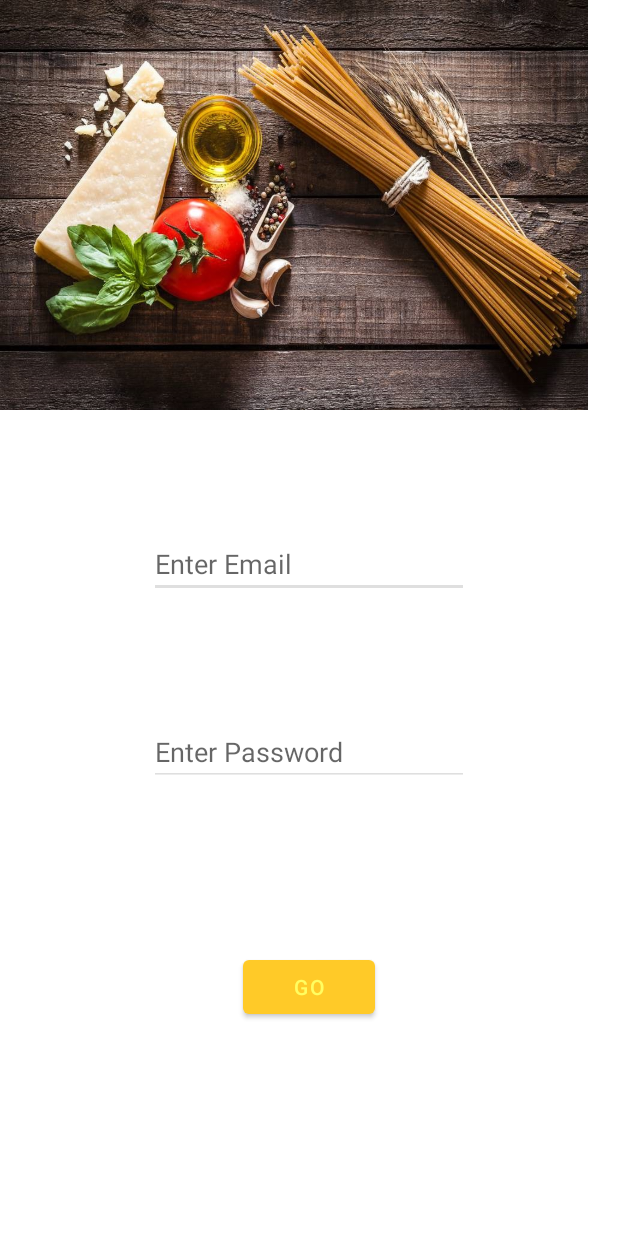
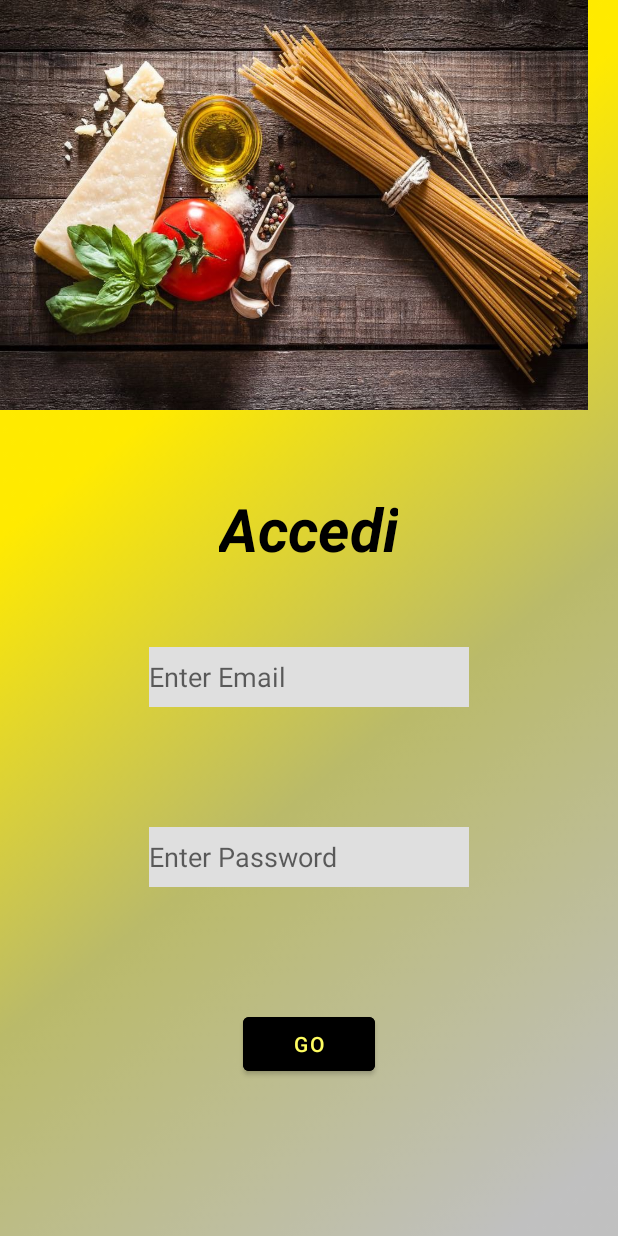
Before and after one commit to tancredi-danna/FinalProject1, an Android app: the layout login_layout.xml on its own in the app's theme, with its tools: preview values and no code run, on a phone screen of 412 x 824 dp. Run offline under Robolectric (Android 15) with nearby library versions, the phone set to English and light mode, and no system bars.

Commit message:
graghics perfection added

```diff
--- a/app/src/main/res/layout/login_layout.xml
+++ b/app/src/main/res/layout/login_layout.xml
@@ -3,7 +3,8 @@
     xmlns:app="http://schemas.android.com/apk/res-auto"
     xmlns:tools="http://schemas.android.com/tools"
     android:layout_width="match_parent"
-    android:layout_height="match_parent">
+    android:layout_height="match_parent"
+    android:background="@drawable/radiantimg">
 
     <ImageView
         android:id="@+id/imageView2"
@@ -16,30 +17,44 @@
         app:layout_constraintTop_toTopOf="parent"
         app:srcCompat="@drawable/foto_cucina_login" />
 
-    <EditText
-        android:id="@+id/editTextTextEmailAddress"
+    <TextView
+        android:id="@+id/textView"
         android:layout_width="wrap_content"
         android:layout_height="wrap_content"
-        android:layout_marginTop="80dp"
-        android:ems="10"
-        android:hint="Enter Email"
-        android:backgroundTint="@color/grigio"
-        android:textColor="@color/giallo_zafferano"
-        android:inputType="textEmailAddress"
+        android:layout_marginTop="52dp"
+        android:text="Accedi"
+        android:textColor="@color/black"
+        android:textSize="40sp"
+        android:textStyle="bold|italic"
         app:layout_constraintEnd_toEndOf="parent"
+        app:layout_constraintHorizontal_bias="0.498"
         app:layout_constraintStart_toStartOf="parent"
         app:layout_constraintTop_toBottomOf="@+id/imageView2" />
 
     <EditText
+        android:id="@+id/editTextTextEmailAddress"
+        android:layout_width="wrap_content"
+        android:layout_height="40dp"
+        android:layout_marginTop="52dp"
+        android:background="@color/grigio"
+        android:ems="10"
+        android:hint="Enter Email"
+        android:inputType="textEmailAddress"
+        android:textColor="@color/giallo_zafferano"
+        app:layout_constraintEnd_toEndOf="parent"
+        app:layout_constraintStart_toStartOf="parent"
+        app:layout_constraintTop_toBottomOf="@+id/textView" />
+
+    <EditText
         android:id="@+id/editTextTextPassword"
         android:layout_width="wrap_content"
-        android:layout_height="wrap_content"
+        android:layout_height="40dp"
         android:layout_marginTop="80dp"
+        android:background="@color/grigio"
         android:ems="10"
         android:hint="Enter Password"
-        android:backgroundTint="@color/grigio"
+        android:inputType="textPassword"
         android:textColor="@color/giallo_zafferano"
-        android:inputType="textPassword"
         app:layout_constraintEnd_toEndOf="parent"
         app:layout_constraintStart_toStartOf="parent"
         app:layout_constraintTop_toBottomOf="@+id/editTextTextEmailAddress" />
@@ -49,6 +64,7 @@
         android:layout_width="wrap_content"
         android:layout_height="wrap_content"
         android:text="GO"
+        android:backgroundTint="@color/black"
         app:layout_constraintBottom_toBottomOf="parent"
         app:layout_constraintEnd_toEndOf="parent"
         app:layout_constraintStart_toStartOf="parent"
```
Also changed, not shown: app/src/main/res/drawable/radiantimg.png (added).
